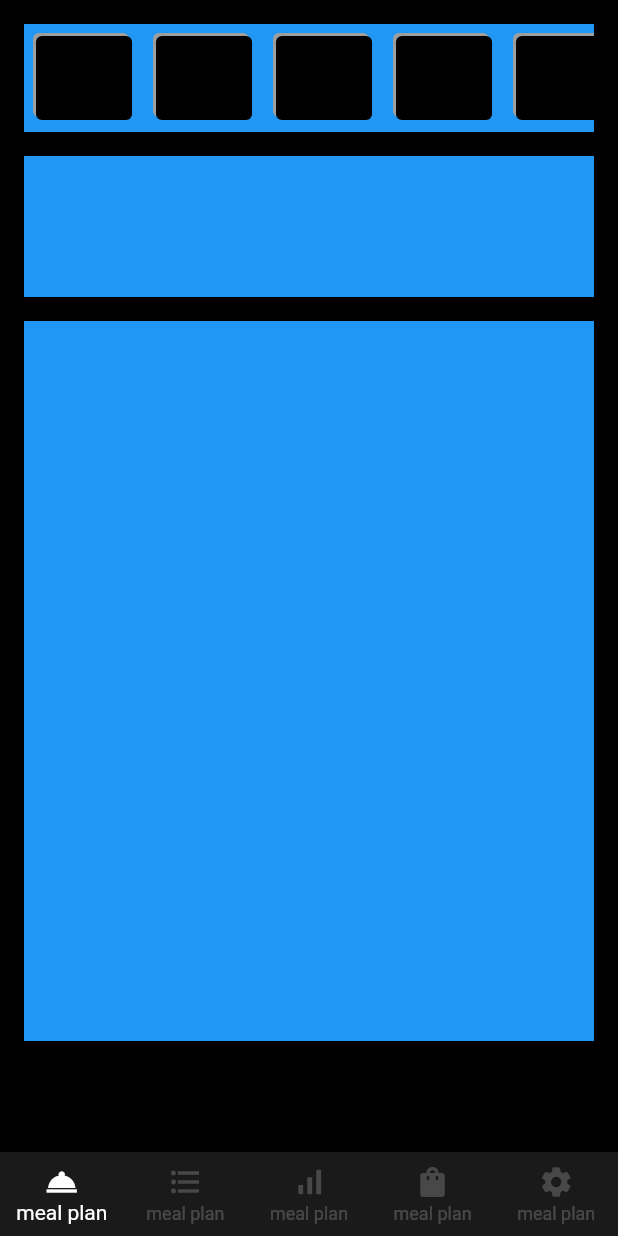
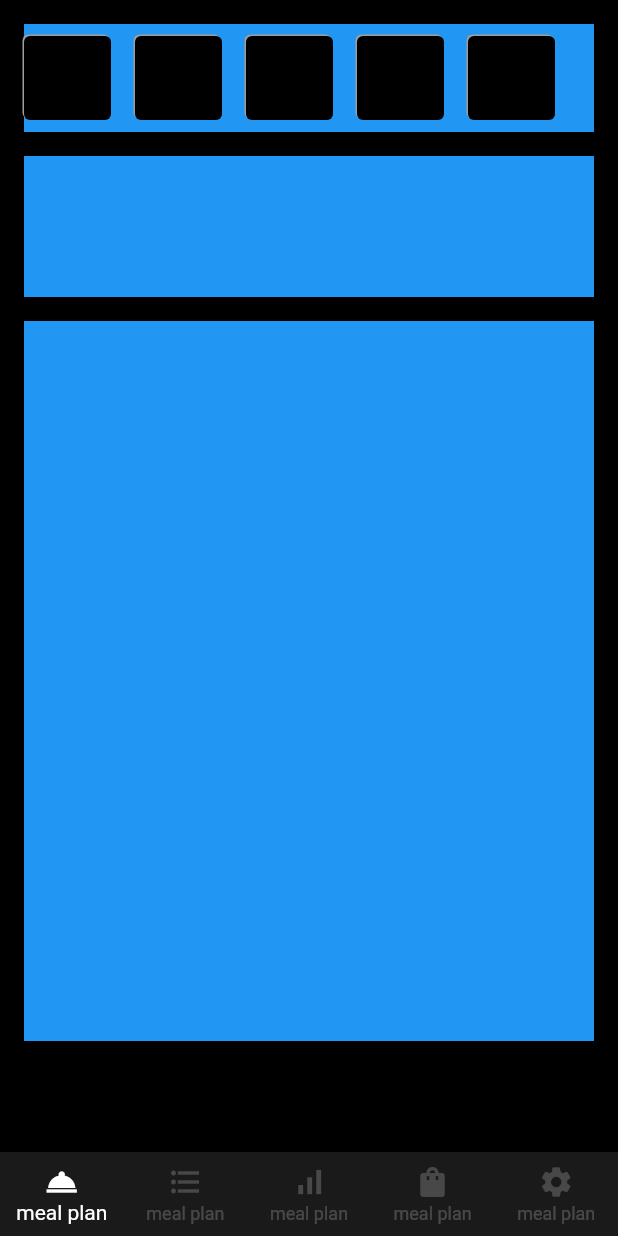
Before and after one commit to JAICHANGPARK/flutter_notebook_18th_story, a Flutter app: the screen it shows after launch, on a phone screen of 412 x 824 dp. Run offline on Flutter 3.47's test engine with Material 2 defaults, Android fonts, the phone set to English and light mode, and no system bars; our stand-ins replace cached_network_image, dotted_border, flutter_lorem, flutter_riverpod, flutter_svg, freezed_annotation and 4 more.

Commit message:
Update fitness_nutrition_main_page.dart

```diff
--- a/lib/ep1094_fitness_nutrition_app/src/ui/fitness_nutrition_main_page.dart
+++ b/lib/ep1094_fitness_nutrition_app/src/ui/fitness_nutrition_main_page.dart
@@ -30,17 +30,25 @@ class _FitnessNutritionMainPageState extends State<FitnessNutritionMainPage> {
                       itemCount: 5,
                       itemBuilder: (context, index) {
                         return Padding(
-                          padding: const EdgeInsets.all(8.0),
+                          padding: const EdgeInsets.only(right: 16, top: 8, bottom: 8),
                           child: Container(
-                            height: 64,
-                            width: 64,
-                            decoration:
-                                BoxDecoration(color: Colors.black, borderRadius: BorderRadius.circular(4), boxShadow: [
-                              BoxShadow(
-                                color: Colors.grey,
-                                offset: Offset(-2, -2),
-                              )
-                            ]),
+                            height: 58,
+                            width: 58,
+                            decoration: BoxDecoration(
+                              color: Colors.black,
+                              borderRadius: BorderRadius.circular(4),
+                              boxShadow: const [
+                                BoxShadow(
+                                  color: Colors.grey,
+                                  offset: Offset(-1, -1),
+                                )
+                              ],
+                            ),
+                            child: Column(
+                              children: const [
+
+                              ],
+                            ),
                           ),
                         );
                       },
```
